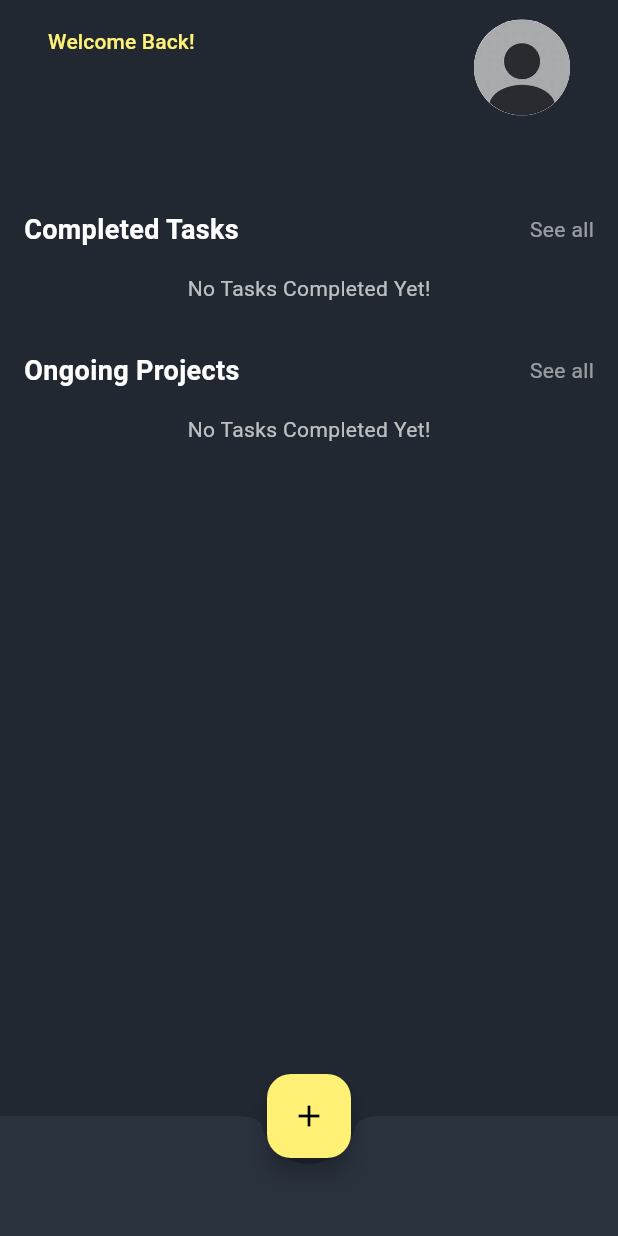
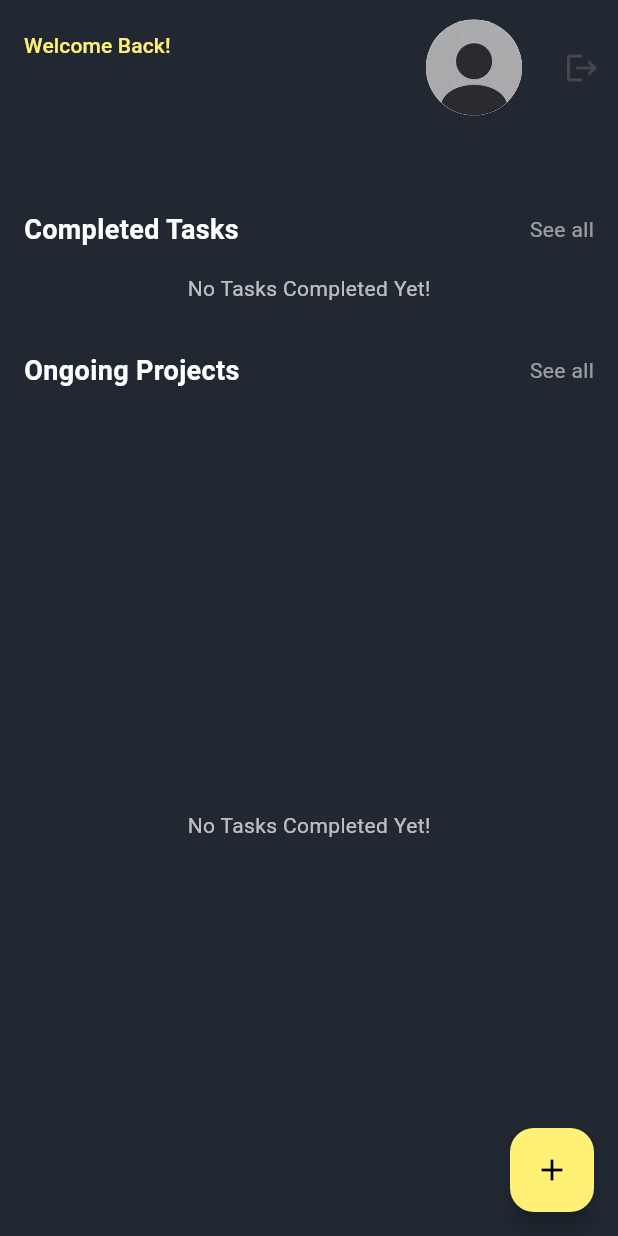
Before and after one commit to Siddiqui145/mini_task_hub, a Flutter app: the DashboardScreen screen opened directly, on a phone screen of 412 x 824 dp. Run offline on Flutter 3.47's test engine with Material 3 defaults, Android fonts, the phone set to English and light mode, and no system bars; our stand-ins replace cloud_firestore, firebase_auth, firebase_core; accounts and stored records are empty.

Commit message:
added signout & layout improved well

```diff
--- a/lib/dashboard/dashboard_screen.dart
+++ b/lib/dashboard/dashboard_screen.dart
@@ -2,7 +2,9 @@ import 'package:flutter/material.dart';
 import 'package:cloud_firestore/cloud_firestore.dart';
 import 'package:firebase_auth/firebase_auth.dart';
 import 'package:intl/intl.dart';
+import 'package:mini_task_hub/auth/login_screen.dart';
 import 'package:mini_task_hub/dashboard/task_details_screen.dart';
+import 'package:mini_task_hub/widgets/custom_messages.dart';
 import 'add_task_screen.dart';
 import 'task_card.dart';
 
@@ -11,6 +13,12 @@ class DashboardScreen extends StatelessWidget {
 
   @override
   Widget build(BuildContext context) {
+
+    Future<void> signout() async {
+      await FirebaseAuth.instance.signOut();
+      showSuccessMessage(context, "Logged out successfully!");
+      Navigator.of(context).pushReplacement(MaterialPageRoute(builder: (context) => LoginScreen()));
+    }
     final user = FirebaseAuth.instance.currentUser;
 
     return Scaffold(
@@ -19,9 +27,7 @@ class DashboardScreen extends StatelessWidget {
         backgroundColor: const Color(0xFF212832),
         elevation: 0,
         toolbarHeight: 90,
-        title: Padding(
-          padding: const EdgeInsets.symmetric(horizontal: 16.0),
-          child: Row(
+        title: Row(
           mainAxisAlignment: MainAxisAlignment.spaceBetween,
           children: [
             Column(
@@ -36,10 +42,10 @@ class DashboardScreen extends StatelessWidget {
                 const SizedBox(height: 8),
                 Text(
                   user?.email ?? '',
-                    style: Theme.of(context).textTheme.titleMedium!.copyWith(
+                  style: Theme.of(context).textTheme.titleSmall!.copyWith(
                         color: Colors.white,
-                          fontSize: 18,
                       ),
+                  overflow: TextOverflow.ellipsis,
                 ),
               ],
             ),
@@ -49,30 +55,27 @@ class DashboardScreen extends StatelessWidget {
             ),
           ],
         ),
-        ),
+        actions: [
+          IconButton(onPressed: signout, icon: Icon(Icons.logout))
+        ],
       ),
       body: Padding(
   padding: const EdgeInsets.symmetric(horizontal: 16),
-        child: ListView(
+  child: Column(
+    crossAxisAlignment: CrossAxisAlignment.start,
     children: [
       const SizedBox(height: 50),
       _buildSectionHeader('Completed Tasks'),
       const SizedBox(height: 16),
-            _buildTaskStream(
-              context,
-              isCompleted: true,
-            ),
+      _buildTaskStream(context, isCompleted: true),
       const SizedBox(height: 32),
       _buildSectionHeader('Ongoing Projects'),
       const SizedBox(height: 16),
-            _buildTaskStream(
-              context,
-              isCompleted: false,
-            ),
-            const SizedBox(height: 80),
+      Expanded(child: _buildTaskStream(context, isCompleted: false)),
     ],
   ),
 ),
+
       floatingActionButton: FloatingActionButton(
         backgroundColor: Colors.yellow.shade300,
         onPressed: () {
@@ -82,12 +85,7 @@ class DashboardScreen extends StatelessWidget {
         },
         child: const Icon(Icons.add, color: Colors.black),
       ),
-      floatingActionButtonLocation: FloatingActionButtonLocation.centerDocked,
-      bottomNavigationBar: const BottomAppBar(
-        shape: CircularNotchedRectangle(),
-        color: Color(0xFF2A323E),
-        child: SizedBox(height: 60),
-      ),
+      floatingActionButtonLocation: FloatingActionButtonLocation.endFloat,
     );
   }
 
@@ -142,18 +140,15 @@ class DashboardScreen extends StatelessWidget {
 
         final tasks = snapshot.data!.docs;
 
-        return SizedBox(
-          height: isCompleted ? 170 : 150,
+        return isCompleted ? SizedBox(
+          height: 160,
           child: ListView.builder(
-            scrollDirection: isCompleted ? Axis.horizontal : Axis.vertical,
+            scrollDirection: Axis.horizontal,
             itemCount: tasks.length,
             itemBuilder: (context, index) {
               final task = tasks[index].data() as Map<String, dynamic>;
               final title = task['title'] ?? '';
-              final dueDate = task['taskDateTime'] != null
-                  ? DateFormat('d MMM').format(DateTime.parse(task['taskDateTime']))
-                  : 'N/A';
-              final progress = isCompleted ? 100 : 60;
+              final progress = 100;
               final taskId = tasks[index].id;
 
               return GestureDetector(
@@ -165,13 +160,43 @@ class DashboardScreen extends StatelessWidget {
                 child: TaskCard(
                   title: title,
                   label: 'Team members',
-                  dueDate: isCompleted ? null : dueDate,
+                  dueDate:  null,
                   isCompleted: isCompleted,
                   progress: progress,
                 ),
               );
             },
           ),
+        )
+        : ListView.builder(
+          itemCount: tasks.length,
+            itemBuilder: (context, index) {
+              final task = tasks[index].data() as Map<String, dynamic>;
+              final title = task['title'] ?? '';
+              final dueDate = task['taskDateTime'] != null
+                  ? DateFormat('d MMM').format(DateTime.parse(task['taskDateTime']))
+                  : 'N/A';
+              final progress = 60;
+              final taskId = tasks[index].id;
+
+              return GestureDetector(
+                onTap: () {
+                  Navigator.of(context).push(MaterialPageRoute(
+                    builder: (_) => TaskDetailScreen(taskId: taskId),
+                  ));
+                },
+                child: Padding(
+                  padding: const EdgeInsets.all(10.0),
+                  child: TaskCard(
+                    title: title,
+                    label: 'Team members',
+                    dueDate: isCompleted ? null : dueDate,
+                    isCompleted: isCompleted,
+                    progress: progress,
+                  ),
+                ),
+              );
+            },
           );
       },
     );
```
Lines whose indentation alone changed are shown as unchanged.
